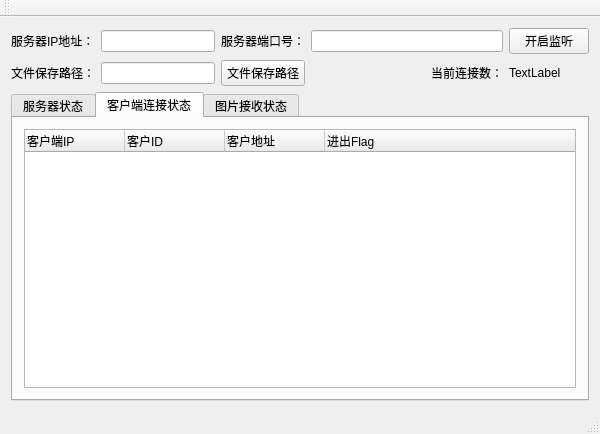
This is mainwindow.ui in Forrest-Stone/Server as Qt 5 draws it before an edit. The edited form follows.
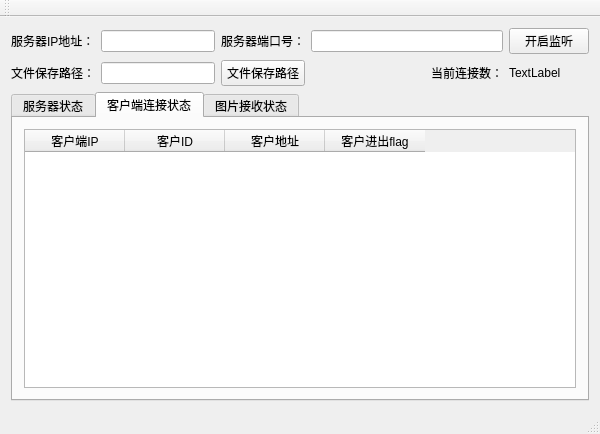
This is the edited form. The open tabs and pages were chosen to show the change.

The edit to the form file:
```diff
--- a/mainwindow.ui
+++ b/mainwindow.ui
@@ -114,7 +114,7 @@
        </attribute>
        <layout class="QGridLayout" name="gridLayout_5">
         <item row="0" column="0">
-         <widget class="QTreeWidget" name="treeWidget_2">
+         <widget class="QTableWidget" name="tableWidget">
           <column>
            <property name="text">
             <string>客户端IP</string>
@@ -132,7 +132,7 @@
           </column>
           <column>
            <property name="text">
-            <string>进出Flag</string>
+            <string>客户进出flag</string>
            </property>
           </column>
          </widget>
```
Left out of the diff: 2 changed lines with no effect on the pictures.
